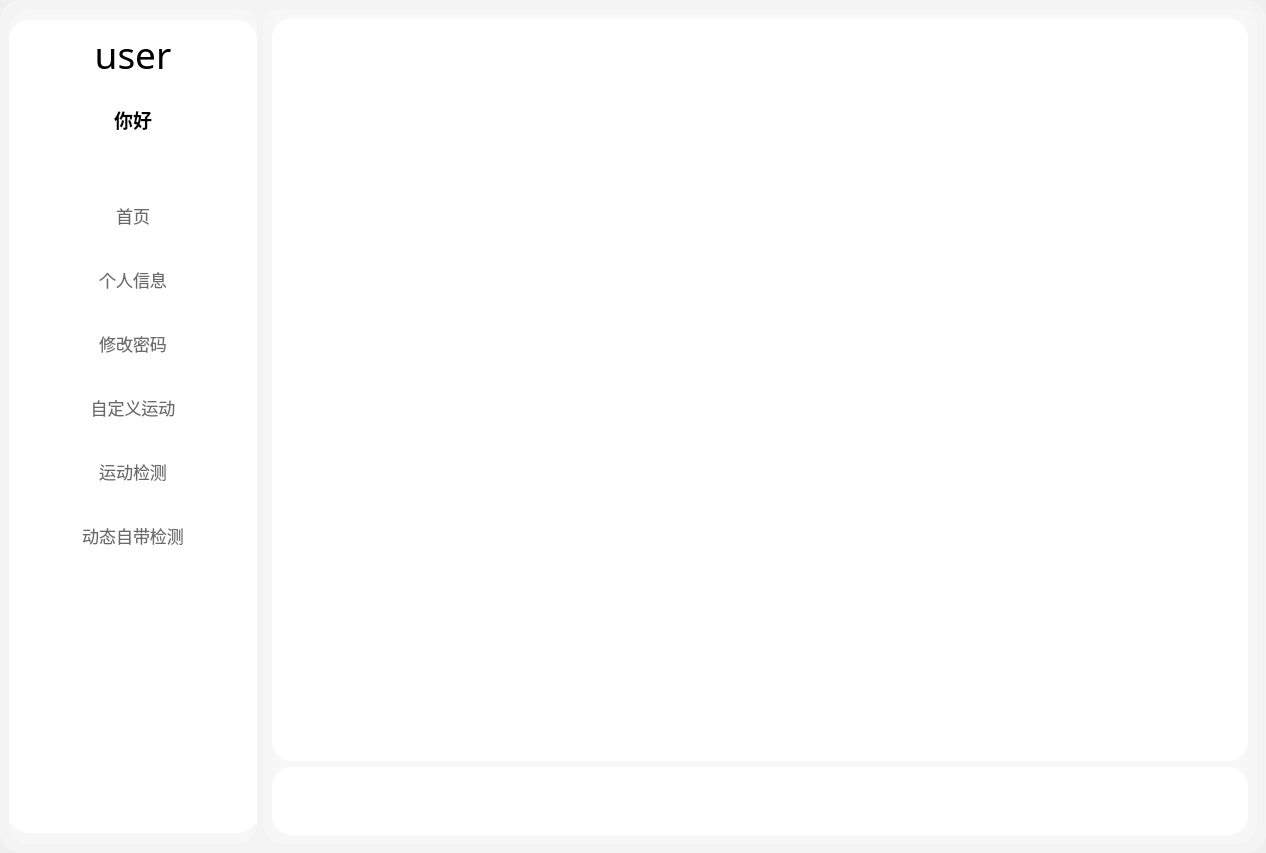
This is userpage.ui in mufei01/Attitude_Evaluation_System_py_mediapipe as Qt 5 draws it before an edit. The edited form follows.
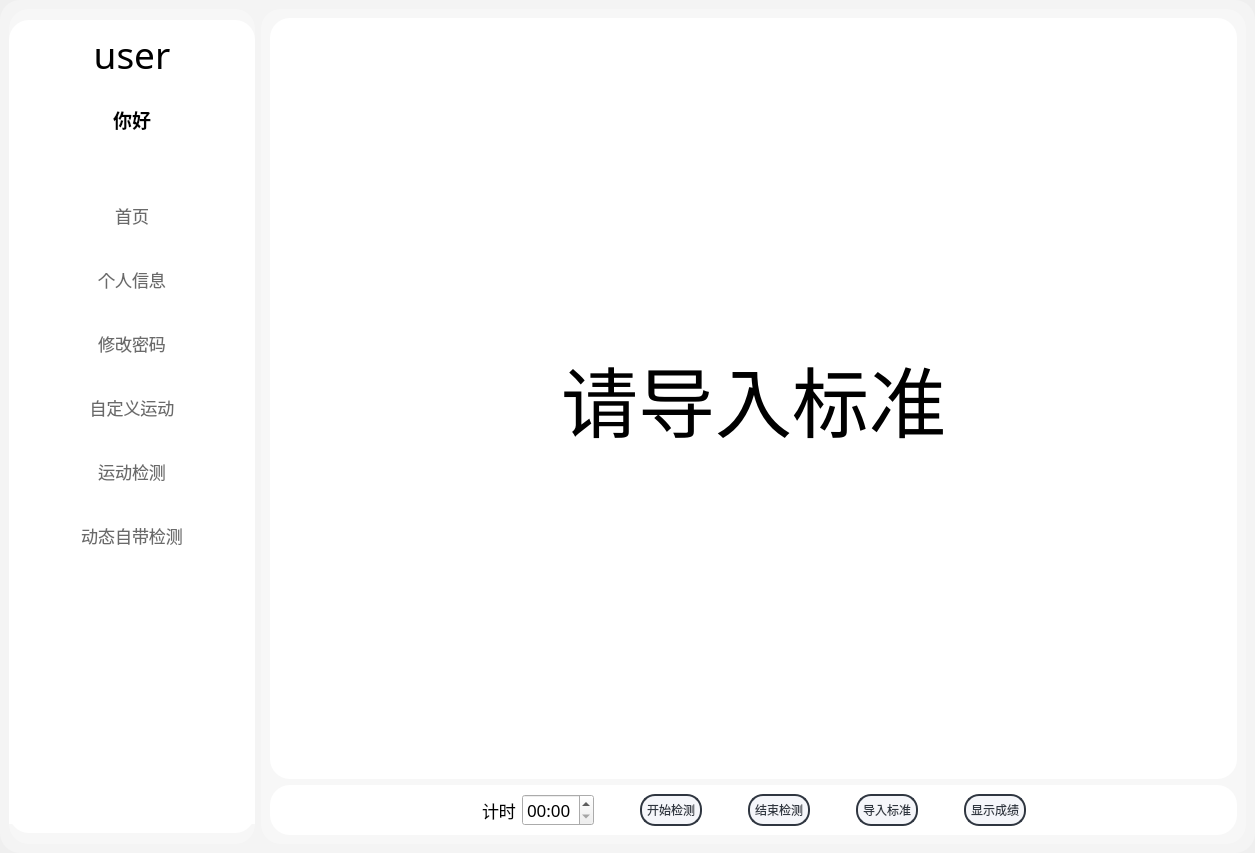
This is the edited form. The open tabs and pages were chosen to show the change. Icons and pictures are not drawn.

Patch:
```diff
--- a/userpage.ui
+++ b/userpage.ui
@@ -6,7 +6,7 @@
    <rect>
     <x>0</x>
     <y>0</y>
-    <width>1266</width>
+    <width>1255</width>
     <height>853</height>
    </rect>
   </property>
@@ -2657,10 +2657,34 @@
 	border-radius:20px;
 }</string>
             </property>
+            <layout class="QHBoxLayout" name="horizontalLayout_13">
+             <item>
+              <widget class="QLabel" name="label_video_2">
+               <property name="font">
+                <font>
+                 <family>微软雅黑</family>
+                 <pointsize>58</pointsize>
+                </font>
+               </property>
+               <property name="text">
+                <string>请导入标准</string>
+               </property>
+               <property name="alignment">
+                <set>Qt::AlignCenter</set>
+               </property>
+              </widget>
+             </item>
+            </layout>
            </widget>
           </item>
           <item>
            <widget class="QWidget" name="widget_19" native="true">
+            <property name="sizePolicy">
+             <sizepolicy hsizetype="Preferred" vsizetype="Fixed">
+              <horstretch>0</horstretch>
+              <verstretch>0</verstretch>
+             </sizepolicy>
+            </property>
             <property name="styleSheet">
              <string notr="true">QWidget#widget_19
 {
@@ -2668,6 +2692,312 @@
 	border-radius:20px;
 }</string>
             </property>
+            <layout class="QHBoxLayout" name="horizontalLayout_11">
+             <item>
+              <spacer name="horizontalSpacer_13">
+               <property name="orientation">
+                <enum>Qt::Horizontal</enum>
+               </property>
+               <property name="sizeType">
+                <enum>QSizePolicy::Expanding</enum>
+               </property>
+               <property name="sizeHint" stdset="0">
+                <size>
+                 <width>137</width>
+                 <height>20</height>
+                </size>
+               </property>
+              </spacer>
+             </item>
+             <item>
+              <widget class="QLabel" name="label_9">
+               <property name="font">
+                <font>
+                 <family>微软雅黑</family>
+                 <pointsize>13</pointsize>
+                </font>
+               </property>
+               <property name="text">
+                <string>计时</string>
+               </property>
+              </widget>
+             </item>
+             <item>
+              <widget class="QTimeEdit" name="timeEdit_2">
+               <property name="sizePolicy">
+                <sizepolicy hsizetype="Preferred" vsizetype="Preferred">
+                 <horstretch>0</horstretch>
+                 <verstretch>0</verstretch>
+                </sizepolicy>
+               </property>
+               <property name="font">
+                <font>
+                 <family>微软雅黑</family>
+                 <pointsize>13</pointsize>
+                </font>
+               </property>
+               <property name="styleSheet">
+                <string notr="true"/>
+               </property>
+               <property name="wrapping">
+                <bool>false</bool>
+               </property>
+               <property name="frame">
+                <bool>true</bool>
+               </property>
+               <property name="buttonSymbols">
+                <enum>QAbstractSpinBox::UpDownArrows</enum>
+               </property>
+               <property name="displayFormat">
+                <string>mm:ss</string>
+               </property>
+               <property name="timeSpec">
+                <enum>Qt::LocalTime</enum>
+               </property>
+              </widget>
+             </item>
+             <item>
+              <spacer name="horizontalSpacer_12">
+               <property name="orientation">
+                <enum>Qt::Horizontal</enum>
+               </property>
+               <property name="sizeType">
+                <enum>QSizePolicy::Fixed</enum>
+               </property>
+               <property name="sizeHint" stdset="0">
+                <size>
+                 <width>40</width>
+                 <height>20</height>
+                </size>
+               </property>
+              </spacer>
+             </item>
+             <item>
+              <widget class="QPushButton" name="pushButton_startDetection_2">
+               <property name="styleSheet">
+                <string notr="true">/**正常情况下样式**/
+QPushButton{
+	font: 13pt &quot;微软雅黑&quot;;
+    color: #2f3640;
+    background-color: #f5f6fa;
+    border-color: #2f3640;
+    border-radius: 15px;
+    border-style: solid;
+    border-width: 2px;
+    padding: 5px;
+}
+
+/**鼠标停留在按钮上的样式**/
+QPushButton::hover{	
+    color: #FFFFFF;
+    background-color: #718093;
+    border-color: #2f3640;
+}
+
+/**鼠标按压下去的样式**/
+QPushButton::pressed,QPushButton::checked{
+    color: #FFFFFF;
+    background-color: qlineargradient(spread:pad, x1:0, y1:0, x2:0, y2:1, stop:0 #273c75, stop:1 #487eb0);
+}
+
+/**按钮失能情况下样式**/
+QPushButton::disabled{
+    color: #FFFFFF;
+    background-color: #dcdde1;
+    border-color: #dcdde1;
+}
+</string>
+               </property>
+               <property name="text">
+                <string>开始检测</string>
+               </property>
+              </widget>
+             </item>
+             <item>
+              <spacer name="horizontalSpacer_23">
+               <property name="orientation">
+                <enum>Qt::Horizontal</enum>
+               </property>
+               <property name="sizeType">
+                <enum>QSizePolicy::Fixed</enum>
+               </property>
+               <property name="sizeHint" stdset="0">
+                <size>
+                 <width>40</width>
+                 <height>20</height>
+                </size>
+               </property>
+              </spacer>
+             </item>
+             <item>
+              <widget class="QPushButton" name="pushButton_stopDetection_2">
+               <property name="styleSheet">
+                <string notr="true">/**正常情况下样式**/
+QPushButton{
+	font: 13pt &quot;微软雅黑&quot;;
+    color: #2f3640;
+    background-color: #f5f6fa;
+    border-color: #2f3640;
+    border-radius: 15px;
+    border-style: solid;
+    border-width: 2px;
+    padding: 5px;
+}
+
+/**鼠标停留在按钮上的样式**/
+QPushButton::hover{	
+    color: #FFFFFF;
+    background-color: #718093;
+    border-color: #2f3640;
+}
+
+/**鼠标按压下去的样式**/
+QPushButton::pressed,QPushButton::checked{
+    color: #FFFFFF;
+    background-color: qlineargradient(spread:pad, x1:0, y1:0, x2:0, y2:1, stop:0 #273c75, stop:1 #487eb0);
+}
+
+/**按钮失能情况下样式**/
+QPushButton::disabled{
+    color: #FFFFFF;
+    background-color: #dcdde1;
+    border-color: #dcdde1;
+}
+</string>
+               </property>
+               <property name="text">
+                <string>结束检测</string>
+               </property>
+              </widget>
+             </item>
+             <item>
+              <spacer name="horizontalSpacer_22">
+               <property name="orientation">
+                <enum>Qt::Horizontal</enum>
+               </property>
+               <property name="sizeType">
+                <enum>QSizePolicy::Fixed</enum>
+               </property>
+               <property name="sizeHint" stdset="0">
+                <size>
+                 <width>40</width>
+                 <height>20</height>
+                </size>
+               </property>
+              </spacer>
+             </item>
+             <item>
+              <widget class="QPushButton" name="pushButton_readStandard_3">
+               <property name="styleSheet">
+                <string notr="true">/**正常情况下样式**/
+QPushButton{
+	font: 13pt &quot;微软雅黑&quot;;
+    color: #2f3640;
+    background-color: #f5f6fa;
+    border-color: #2f3640;
+    border-radius: 15px;
+    border-style: solid;
+    border-width: 2px;
+    padding: 5px;
+}
+
+/**鼠标停留在按钮上的样式**/
+QPushButton::hover{	
+    color: #FFFFFF;
+    background-color: #718093;
+    border-color: #2f3640;
+}
+
+/**鼠标按压下去的样式**/
+QPushButton::pressed,QPushButton::checked{
+    color: #FFFFFF;
+    background-color: qlineargradient(spread:pad, x1:0, y1:0, x2:0, y2:1, stop:0 #273c75, stop:1 #487eb0);
+}
+
+/**按钮失能情况下样式**/
+QPushButton::disabled{
+    color: #FFFFFF;
+    background-color: #dcdde1;
+    border-color: #dcdde1;
+}
+</string>
+               </property>
+               <property name="text">
+                <string>导入标准</string>
+               </property>
+              </widget>
+             </item>
+             <item>
+              <spacer name="horizontalSpacer_21">
+               <property name="orientation">
+                <enum>Qt::Horizontal</enum>
+               </property>
+               <property name="sizeType">
+                <enum>QSizePolicy::Fixed</enum>
+               </property>
+               <property name="sizeHint" stdset="0">
+                <size>
+                 <width>40</width>
+                 <height>20</height>
+                </size>
+               </property>
+              </spacer>
+             </item>
+             <item>
+              <widget class="QPushButton" name="pushButton_showResult_2">
+               <property name="styleSheet">
+                <string notr="true">/**正常情况下样式**/
+QPushButton{
+	font: 13pt &quot;微软雅黑&quot;;
+    color: #2f3640;
+    background-color: #f5f6fa;
+    border-color: #2f3640;
+    border-radius: 15px;
+    border-style: solid;
+    border-width: 2px;
+    padding: 5px;
+}
+
+/**鼠标停留在按钮上的样式**/
+QPushButton::hover{	
+    color: #FFFFFF;
+    background-color: #718093;
+    border-color: #2f3640;
+}
+
+/**鼠标按压下去的样式**/
+QPushButton::pressed,QPushButton::checked{
+    color: #FFFFFF;
+    background-color: qlineargradient(spread:pad, x1:0, y1:0, x2:0, y2:1, stop:0 #273c75, stop:1 #487eb0);
+}
+
+/**按钮失能情况下样式**/
+QPushButton::disabled{
+    color: #FFFFFF;
+    background-color: #dcdde1;
+    border-color: #dcdde1;
+}
+</string>
+               </property>
+               <property name="text">
+                <string>显示成绩</string>
+               </property>
+              </widget>
+             </item>
+             <item>
+              <spacer name="horizontalSpacer_20">
+               <property name="orientation">
+                <enum>Qt::Horizontal</enum>
+               </property>
+               <property name="sizeHint" stdset="0">
+                <size>
+                 <width>137</width>
+                 <height>20</height>
+                </size>
+               </property>
+              </spacer>
+             </item>
+            </layout>
            </widget>
           </item>
          </layout>
```
Left out of the diff: 96 changed lines with no effect on the pictures.
